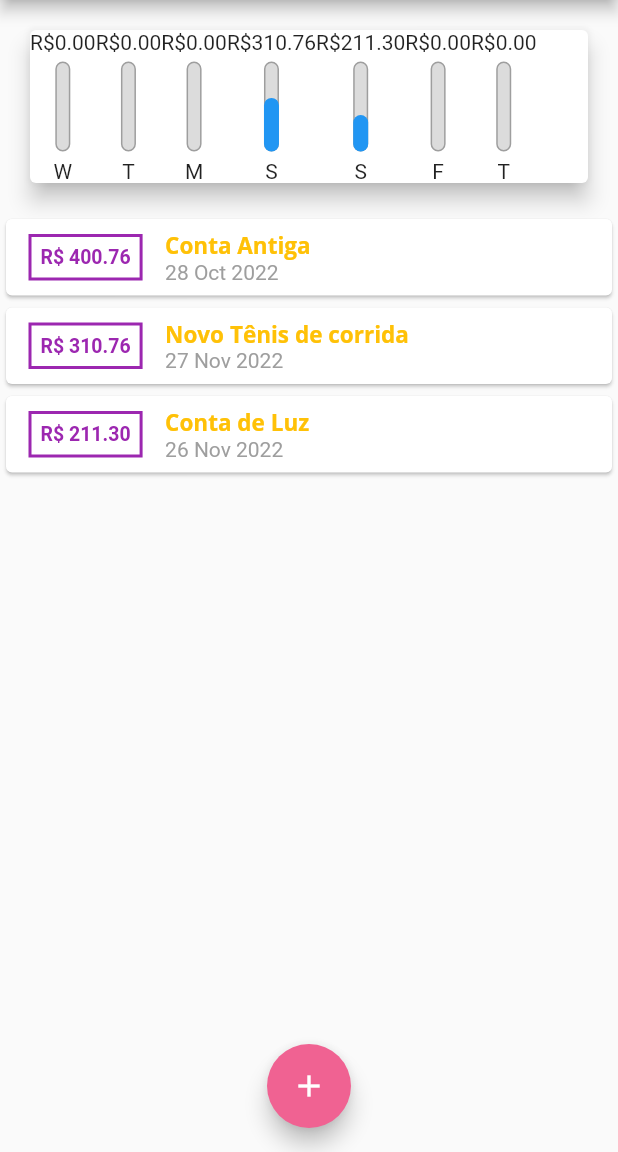
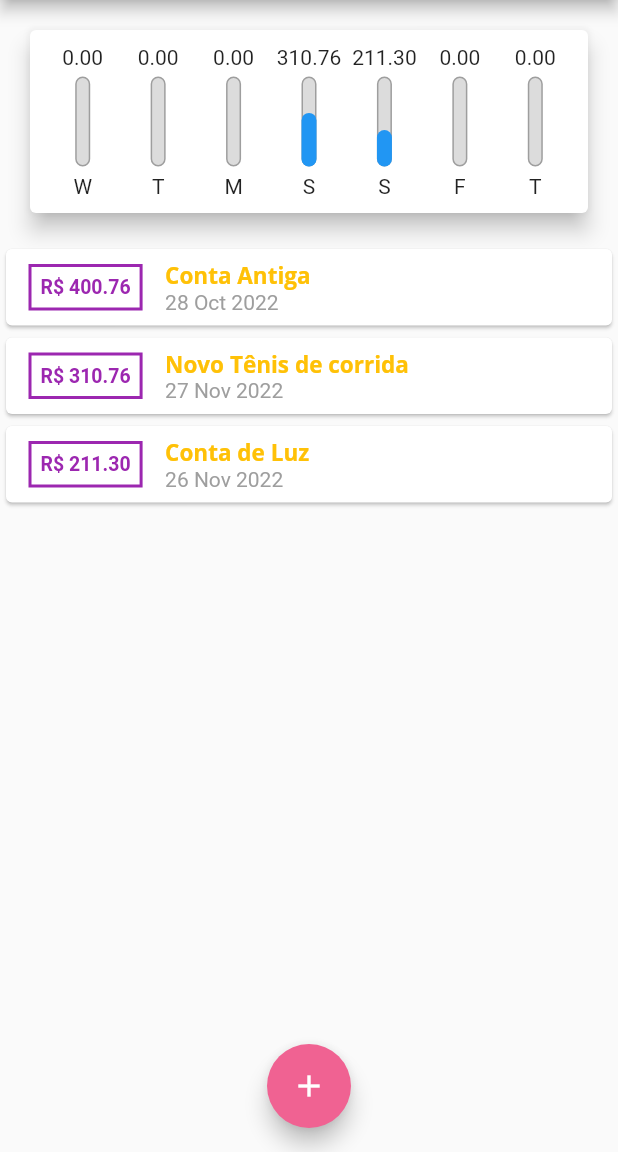
Before and after one commit to andrey-araujo/expenses, a Flutter app: the screen it shows after launch, on a phone screen of 412 x 824 dp, the part 84-1236 px from its top. Run offline on Flutter 3.47's test engine with Material 2 defaults, Android fonts, the phone set to English and light mode, and no system bars.

Commit message:
#aula126: adjust chart spaces with Flexible and FittedBox

```diff
--- a/lib/components/chart.dart
+++ b/lib/components/chart.dart
@@ -45,14 +45,21 @@ class Chart extends StatelessWidget {
     return Card(
       elevation: 6,
       margin: const EdgeInsets.all(20),
+      child: Padding(
+        padding: const EdgeInsets.all(10),
         child: Row(
+          mainAxisAlignment: MainAxisAlignment.spaceAround,
           children: groupedTransactions.map((tr) {
-          return ChartBar(
+            return Flexible(
+              fit: FlexFit.tight,
+              child: ChartBar(
                 label: tr['day'] as String,
                 value: tr['value'] as double,
                 percentage: (tr['value'] as double) / _weekTotalValue,
+              ),
             );
           }).toList(),
+        ),
       ),
     );
   }
--- a/lib/components/chart_bar.dart
+++ b/lib/components/chart_bar.dart
@@ -15,7 +15,9 @@ class ChartBar extends StatelessWidget {
   @override
   Widget build(BuildContext context) {
     return Column(children: [
-      Text('R\$${value?.toStringAsFixed(2)}'),
+      FittedBox(
+        child: Text('${value?.toStringAsFixed(2)}'),
+      ),
       const SizedBox(height: 5),
       SizedBox(
         height: 60,
```
Lines whose indentation alone changed are shown as unchanged.
